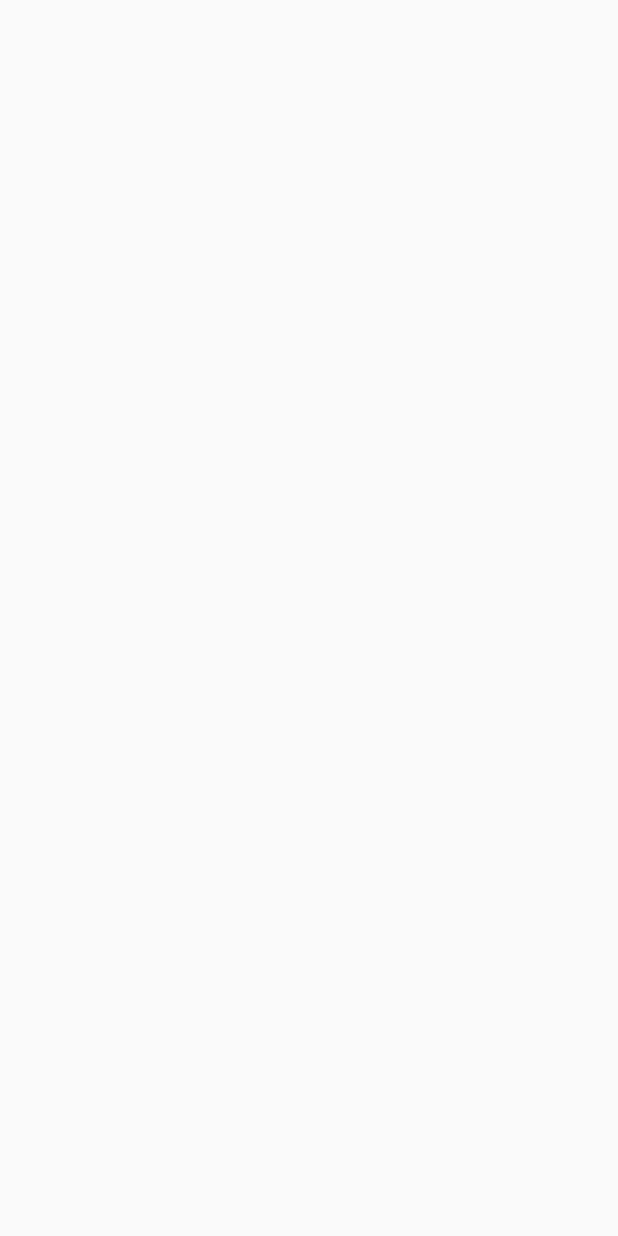
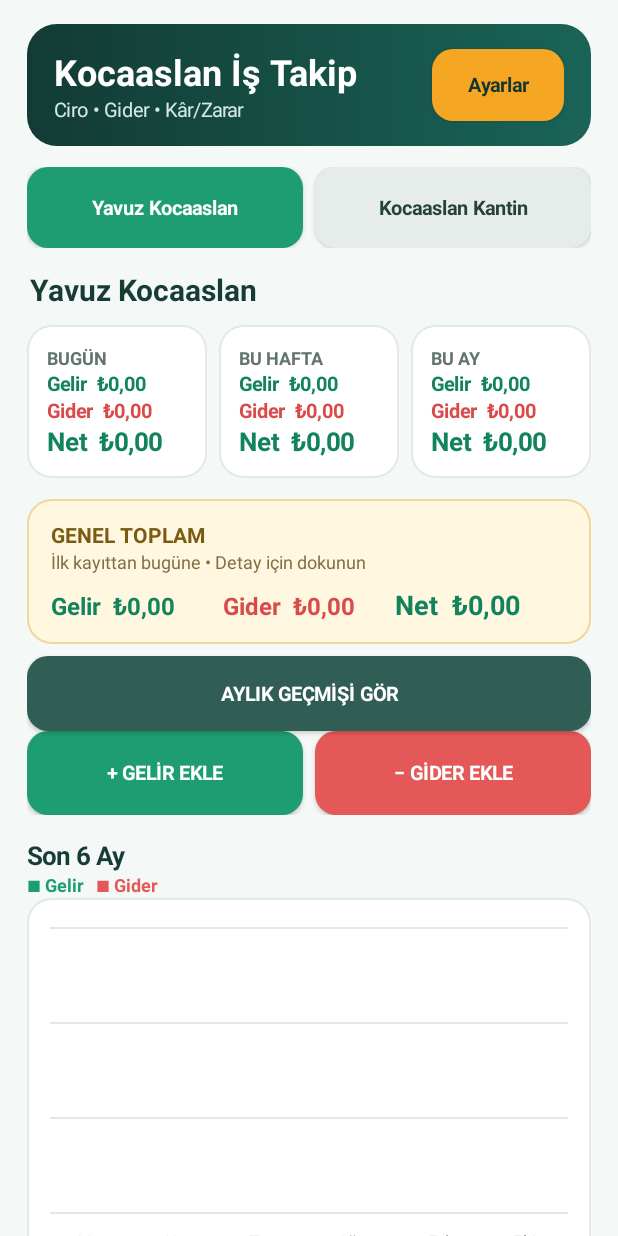
Before and after one commit to ykocaaslan-hub/KocaaslanIsTakip, an Android app: the screen it shows after launch (MainActivity), on a phone screen of 412 x 824 dp. Before the commit the screen is empty. Run offline under Robolectric (Android 15) with nearby library versions, the phone set to English and light mode, and no system bars.

Commit message:
Genel dagitim kaynaklarini ac [skip ci]

```diff
--- a/general-src/app/src/main/java/com/kocaaslan/istakip/MainActivity.java
+++ b/general-src/app/src/main/java/com/kocaaslan/istakip/MainActivity.java
@@ -25,10 +25,9 @@ import java.text.SimpleDateFormat;
 import java.util.*;
 
 public class MainActivity extends Activity implements TransactionAdapter.DeleteListener {
-    private static final String DEFAULT_B1="İşletme 1", DEFAULT_B2="İşletme 2";
-    private String B1=DEFAULT_B1, B2=DEFAULT_B2;
+    private static final String B1="Yavuz Kocaaslan", B2="Kocaaslan Kantin";
     private static final int REQ_CSV=1001, REQ_BACKUP=1002, REQ_RESTORE=1003;
-    private DbHelper db; private String business=DEFAULT_B1; private LinearLayout root, recordsBox;
+    private DbHelper db; private String business=B1; private LinearLayout root, recordsBox;
     private TextView titleBusiness, dayIncome,dayExpense,dayNet, weekIncome,weekExpense,weekNet, monthIncome,monthExpense,monthNet, totalIncome,totalExpense,totalNet;
     private Button b1,b2; private EditText search; private Spinner filter; private ChartView chart; private TransactionAdapter adapter; private ListView list;
     private NumberFormat money; private SharedPreferences prefs;
@@ -36,24 +35,8 @@ public class MainActivity extends Activity implements TransactionAdapter.DeleteL
     private String savedSearch=""; private int savedFilter=0;
 
     @Override public void onCreate(Bundle b){ super.onCreate(b); db=new DbHelper(this); prefs=getSharedPreferences("settings",MODE_PRIVATE); money=NumberFormat.getCurrencyInstance(new Locale("tr","TR"));
-        B1=prefs.getString("business1",DEFAULT_B1); B2=prefs.getString("business2",DEFAULT_B2);
-        if(b!=null){business=b.getString("business",B1);savedSearch=b.getString("search","");savedFilter=b.getInt("filter",0);customStart=b.getLong("customStart",0);customEnd=b.getLong("customEnd",0);exportStart=b.getLong("exportStart",0);exportEnd=b.getLong("exportEnd",0);} else business=B1;
-        if(!prefs.getBoolean("setup_done",false)){promptInitialSetup();return;}
+        if(b!=null){business=b.getString("business",B1);savedSearch=b.getString("search","");savedFilter=b.getInt("filter",0);customStart=b.getLong("customStart",0);customEnd=b.getLong("customEnd",0);exportStart=b.getLong("exportStart",0);exportEnd=b.getLong("exportEnd",0);}
         String pin=prefs.getString("pin",""); if(pin.isEmpty()) buildUi(); else promptPin(pin);
-    }
-
-    private void promptInitialSetup(){
-        LinearLayout form=new LinearLayout(this); form.setOrientation(LinearLayout.VERTICAL); form.setPadding(dp(22),dp(8),dp(22),0);
-        EditText one=new EditText(this); one.setHint("1. işletme adı"); form.addView(one);
-        EditText two=new EditText(this); two.setHint("2. işletme adı (isteğe bağlı)"); form.addView(two);
-        AlertDialog d=new AlertDialog.Builder(this).setTitle("İş Takip Kurulumu").setMessage("Uygulamayı kendi işletmeleriniz için hazırlayın.").setView(form).setCancelable(false).setPositiveButton("Başla",null).create();
-        d.setOnShowListener(x->d.getButton(AlertDialog.BUTTON_POSITIVE).setOnClickListener(v->{
-            String n1=one.getText().toString().trim(),n2=two.getText().toString().trim();
-            if(n1.isEmpty()){one.setError("En az bir işletme adı girin");return;}
-            B1=n1; B2=n2.isEmpty()?DEFAULT_B2:n2; business=B1;
-            prefs.edit().putString("business1",B1).putString("business2",B2).putBoolean("setup_done",true).apply();
-            d.dismiss();buildUi();
-        })); d.show();
     }
 
     @Override protected void onSaveInstanceState(Bundle state){
@@ -64,7 +47,7 @@ public class MainActivity extends Activity implements TransactionAdapter.DeleteL
 
     private void promptPin(String expected){
         final EditText in=new EditText(this); in.setInputType(InputType.TYPE_CLASS_NUMBER|InputType.TYPE_NUMBER_VARIATION_PASSWORD); in.setHint("4 haneli PIN"); in.setPadding(dp(18),dp(12),dp(18),dp(12));
-        AlertDialog d=new AlertDialog.Builder(this).setTitle("İş Takip").setMessage("Uygulamayı açmak için PIN'inizi girin.").setView(in).setCancelable(false).setPositiveButton("Aç",null).create();
+        AlertDialog d=new AlertDialog.Builder(this).setTitle("Kocaaslan İş Takip").setMessage("Uygulamayı açmak için PIN'inizi girin.").setView(in).setCancelable(false).setPositiveButton("Aç",null).create();
         d.setOnShowListener(x->d.getButton(AlertDialog.BUTTON_POSITIVE).setOnClickListener(v->{ if(expected.equals(in.getText().toString())){d.dismiss();buildUi();} else {in.setError("PIN yanlış");in.setText("");} })); d.show();
     }
 
@@ -73,7 +56,7 @@ public class MainActivity extends Activity implements TransactionAdapter.DeleteL
         scroll.setOnApplyWindowInsetsListener((view,insets)->{view.setPadding(insets.getSystemWindowInsetLeft(),insets.getSystemWindowInsetTop(),insets.getSystemWindowInsetRight(),insets.getSystemWindowInsetBottom());return insets;});scroll.requestApplyInsets();
 
         LinearLayout header=new LinearLayout(this); header.setGravity(Gravity.CENTER_VERTICAL); header.setPadding(dp(18),dp(15),dp(18),dp(15)); GradientDrawable hg=new GradientDrawable(GradientDrawable.Orientation.LEFT_RIGHT,new int[]{0xFF123B34,0xFF1A6457}); hg.setCornerRadius(dp(20)); header.setBackground(hg);
-        LinearLayout ht=new LinearLayout(this); ht.setOrientation(LinearLayout.VERTICAL); TextView app=txt("İş Takip",24,Color.WHITE,true); TextView sub=txt("Ciro • Gider • Kâr/Zarar",13,0xFFD2E8E2,false); ht.addView(app);ht.addView(sub);header.addView(ht,new LinearLayout.LayoutParams(0,ViewGroup.LayoutParams.WRAP_CONTENT,1)); Button settings=button("Ayarlar",0xFFF5A623,0xFF17352F); settings.setOnClickListener(v->settingsDialog());header.addView(settings);root.addView(header,mp(0,0,0,14));
+        LinearLayout ht=new LinearLayout(this); ht.setOrientation(LinearLayout.VERTICAL); TextView app=txt("Kocaaslan İş Takip",24,Color.WHITE,true); TextView sub=txt("Ciro • Gider • Kâr/Zarar",13,0xFFD2E8E2,false); ht.addView(app);ht.addView(sub);header.addView(ht,new LinearLayout.LayoutParams(0,ViewGroup.LayoutParams.WRAP_CONTENT,1)); Button settings=button("Ayarlar",0xFFF5A623,0xFF17352F); settings.setOnClickListener(v->settingsDialog());header.addView(settings);root.addView(header,mp(0,0,0,14));
 
         LinearLayout businesses=new LinearLayout(this); businesses.setOrientation(LinearLayout.HORIZONTAL); b1=button(B1,0xFF1F9D72,Color.WHITE); b2=button(B2,0xFFE6ECE9,0xFF24413B); b1.setOnClickListener(v->switchBusiness(B1)); b2.setOnClickListener(v->switchBusiness(B2)); businesses.addView(b1,new LinearLayout.LayoutParams(0,dp(54),1)); LinearLayout.LayoutParams bp=new LinearLayout.LayoutParams(0,dp(54),1);bp.setMargins(dp(8),0,0,0);businesses.addView(b2,bp);root.addView(businesses,mp(0,0,0,14));
 
@@ -188,16 +171,16 @@ public class MainActivity extends Activity implements TransactionAdapter.DeleteL
 
     @Override public void onDelete(Transaction t){new AlertDialog.Builder(this).setTitle("Kaydı sil").setMessage(fmtDate(t.date)+" tarihli "+t.category+" kaydı silinsin mi?").setNegativeButton("Vazgeç",null).setPositiveButton("Sil",(d,w)->{db.delete(t.id);refresh();}).show();}
 
-    private void settingsDialog(){String pin=prefs.getString("pin","");String[] opts={pin.isEmpty()?"PIN kilidi oluştur":"PIN kilidini değiştir","PIN kilidini kaldır","Tarih aralığı seç","Kategori raporu","Uygulama hakkında"};new AlertDialog.Builder(this).setTitle("Ayarlar").setItems(opts,(d,which)->{if(which==0)setPin();else if(which==1){prefs.edit().remove("pin").apply();Toast.makeText(this,"PIN kilidi kaldırıldı",Toast.LENGTH_SHORT).show();}else if(which==2)chooseRange();else if(which==3)showCategoryReport();else new AlertDialog.Builder(this).setTitle("İş Takip v1.4.0").setMessage("Kişisel ciro-gider ve kâr/zarar takip uygulaması. Veriler yalnızca bu cihazda saklanır.").setPositiveButton("Tamam",null).show();}).show();}
+    private void settingsDialog(){String pin=prefs.getString("pin","");String[] opts={pin.isEmpty()?"PIN kilidi oluştur":"PIN kilidini değiştir","PIN kilidini kaldır","Tarih aralığı seç","Kategori raporu","Uygulama hakkında"};new AlertDialog.Builder(this).setTitle("Ayarlar").setItems(opts,(d,which)->{if(which==0)setPin();else if(which==1){prefs.edit().remove("pin").apply();Toast.makeText(this,"PIN kilidi kaldırıldı",Toast.LENGTH_SHORT).show();}else if(which==2)chooseRange();else if(which==3)showCategoryReport();else new AlertDialog.Builder(this).setTitle("Kocaaslan İş Takip v1.3.1").setMessage("Yavuz Kocaaslan ve Kocaaslan Kantin için kişisel ciro-gider ve kâr/zarar takip uygulaması. Veriler cihazda saklanır.").setPositiveButton("Tamam",null).show();}).show();}
     private void setPin(){EditText in=new EditText(this);in.setInputType(InputType.TYPE_CLASS_NUMBER|InputType.TYPE_NUMBER_VARIATION_PASSWORD);in.setHint("4 haneli PIN");new AlertDialog.Builder(this).setTitle("PIN oluştur").setView(in).setNegativeButton("Vazgeç",null).setPositiveButton("Kaydet",(d,w)->{String p=in.getText().toString();if(p.matches("[0-9]{4}")){prefs.edit().putString("pin",p).apply();Toast.makeText(this,"PIN kaydedildi",Toast.LENGTH_SHORT).show();}else Toast.makeText(this,"PIN 4 rakam olmalı",Toast.LENGTH_LONG).show();}).show();}
 
-    private void beginCsv(){long[] r=filterRange();exportStart=r[0];exportEnd=r[1];Intent i=new Intent("android.intent.action.CREATE_DOCUMENT");i.setType("text/csv");i.putExtra(Intent.EXTRA_TITLE,"IsTakip_"+safe(business)+"_"+new SimpleDateFormat("yyyyMMdd",Locale.US).format(new Date())+".csv");startActivityForResult(i,REQ_CSV);}
-    private void beginBackup(){Intent i=new Intent("android.intent.action.CREATE_DOCUMENT");i.setType("application/json");i.putExtra(Intent.EXTRA_TITLE,"IsTakip_Yedek_"+new SimpleDateFormat("yyyyMMdd_HHmm",Locale.US).format(new Date())+".json");startActivityForResult(i,REQ_BACKUP);}
+    private void beginCsv(){long[] r=filterRange();exportStart=r[0];exportEnd=r[1];Intent i=new Intent("android.intent.action.CREATE_DOCUMENT");i.setType("text/csv");i.putExtra(Intent.EXTRA_TITLE,"Kocaaslan_"+safe(business)+"_"+new SimpleDateFormat("yyyyMMdd",Locale.US).format(new Date())+".csv");startActivityForResult(i,REQ_CSV);}
+    private void beginBackup(){Intent i=new Intent("android.intent.action.CREATE_DOCUMENT");i.setType("application/json");i.putExtra(Intent.EXTRA_TITLE,"Kocaaslan_IsTakip_Yedek_"+new SimpleDateFormat("yyyyMMdd_HHmm",Locale.US).format(new Date())+".json");startActivityForResult(i,REQ_BACKUP);}
     private void beginRestore(){Intent i=new Intent("android.intent.action.OPEN_DOCUMENT");i.setType("application/json");i.addCategory(Intent.CATEGORY_OPENABLE);startActivityForResult(i,REQ_RESTORE);}
 
     @Override protected void onActivityResult(int req,int result,Intent data){super.onActivityResult(req,result,data);if(result!=RESULT_OK||data==null||data.getData()==null)return;Uri u=data.getData();try{if(req==REQ_CSV)writeCsv(u);else if(req==REQ_BACKUP)writeBackup(u);else if(req==REQ_RESTORE)restoreBackup(u);}catch(Exception e){Toast.makeText(this,"İşlem tamamlanamadı: "+e.getMessage(),Toast.LENGTH_LONG).show();}}
     private void writeCsv(Uri u)throws Exception{List<Transaction> rows=db.list(business,search==null?"":search.getText().toString(),exportStart,exportEnd,0);OutputStream os=getContentResolver().openOutputStream(u);OutputStreamWriter w=new OutputStreamWriter(os,StandardCharsets.UTF_8);w.write('\uFEFF');w.write("Tarih;İşletme;Tür;Kategori;Açıklama;Tutar\n");for(Transaction t:rows)w.write(csv(fmtDate(t.date))+";"+csv(t.business)+";"+csv(t.type)+";"+csv(t.category)+";"+csv(t.note)+";"+String.format(Locale.US,"%.2f",t.amount).replace('.',',')+"\n");w.close();Toast.makeText(this,"CSV kaydedildi",Toast.LENGTH_SHORT).show();}
-    private void writeBackup(Uri u)throws Exception{JSONArray a=new JSONArray();for(Transaction t:db.all()){JSONObject o=new JSONObject();o.put("business",t.business);o.put("type",t.type);o.put("amount",t.amount);o.put("category",t.category);o.put("note",t.note);o.put("date",t.date);a.put(o);}JSONObject root=new JSONObject();root.put("app","İş Takip");root.put("version",1);root.put("transactions",a);OutputStream os=getContentResolver().openOutputStream(u);os.write(root.toString(2).getBytes(StandardCharsets.UTF_8));os.close();Toast.makeText(this,"Yedek kaydedildi",Toast.LENGTH_SHORT).show();}
+    private void writeBackup(Uri u)throws Exception{JSONArray a=new JSONArray();for(Transaction t:db.all()){JSONObject o=new JSONObject();o.put("business",t.business);o.put("type",t.type);o.put("amount",t.amount);o.put("category",t.category);o.put("note",t.note);o.put("date",t.date);a.put(o);}JSONObject root=new JSONObject();root.put("app","Kocaaslan İş Takip");root.put("version",1);root.put("transactions",a);OutputStream os=getContentResolver().openOutputStream(u);os.write(root.toString(2).getBytes(StandardCharsets.UTF_8));os.close();Toast.makeText(this,"Yedek kaydedildi",Toast.LENGTH_SHORT).show();}
     private void restoreBackup(Uri u)throws Exception{
         ByteArrayOutputStream out=new ByteArrayOutputStream();
         try(InputStream is=getContentResolver().openInputStream(u)){
@@ -205,7 +188,7 @@ public class MainActivity extends Activity implements TransactionAdapter.DeleteL
             while((n=is.read(buf))!=-1){if(out.size()+n>10*1024*1024)throw new IOException("Yedek çok büyük");out.write(buf,0,n);}
         }
         JSONObject root=new JSONObject(out.toString("UTF-8"));
-        if(!"İş Takip".equals(root.getString("app"))||root.getInt("version")!=1)throw new IOException("Uyumsuz yedek");
+        if(!"Kocaaslan İş Takip".equals(root.getString("app"))||root.getInt("version")!=1)throw new IOException("Uyumsuz yedek");
         JSONArray a=root.getJSONArray("transactions");List<Transaction> rows=new ArrayList<>();
         for(int x=0;x<a.length();x++){
             JSONObject o=a.getJSONObject(x);String business=o.getString("business"),type=o.getString("type");double amount=o.getDouble("amount");long date=o.getLong("date");
--- a/general-src/app/src/main/res/values/strings.xml
+++ b/general-src/app/src/main/res/values/strings.xml
@@ -1,3 +1,3 @@
 <resources>
-    <string name="app_name">İş Takip</string>
+    <string name="app_name">Kocaaslan İş Takip</string>
 </resources>
```
